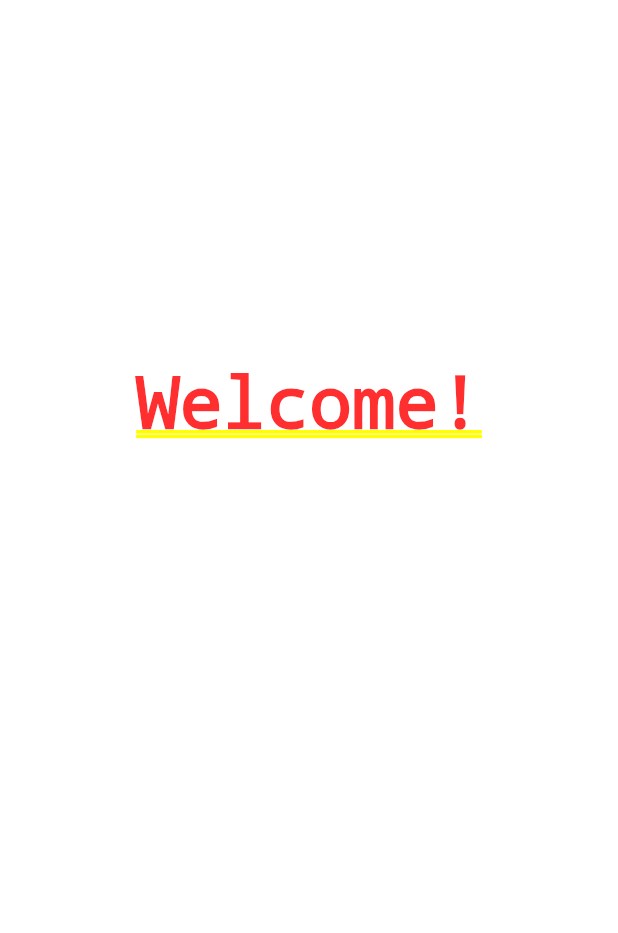
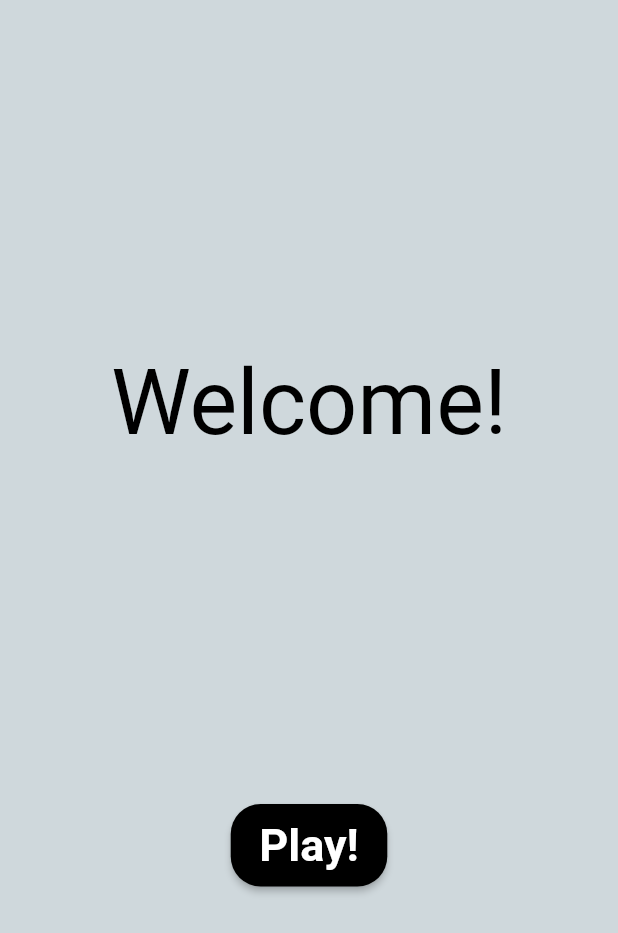
Before and after one commit to dextermaher/tic_tac_toe, a Flutter app: the screen it shows after launch, on a phone screen of 412 x 824 dp. Shown: the top 933 px of the screen. Run offline on Flutter 3.47's test engine with Material 2 defaults, Android fonts, the phone set to English and light mode, and no system bars.

Commit message:
fixed bug with screen being black, cleaned up code

```diff
--- a/lib/initial_screen.dart
+++ b/lib/initial_screen.dart
@@ -4,16 +4,33 @@ class WelcomeScreen extends StatelessWidget {
   static const routeName = '/';
   @override
   Widget build(BuildContext context) {
-    return Container(
+    return Scaffold(
+      backgroundColor: Colors.blueGrey[100],
+      body: Container(
         child: SafeArea(
+          child: Center(
             child: Column(
               mainAxisAlignment: MainAxisAlignment.spaceEvenly,
               children: [
-            Text('Welcome!'),
-            FlatButton(
+                Text(
+                  'Welcome!',
+                  style: TextStyle(color: Colors.black, fontSize: 60),
+                ),
+                RaisedButton(
+                  shape: RoundedRectangleBorder(
+                    borderRadius: BorderRadius.circular(20),
+                  ),
+                  color: Colors.black,
+                  child: Container(
+                    padding: EdgeInsets.fromLTRB(3, 10, 3, 10),
                     child: Text(
                       'Play!',
-                style: TextStyle(color: Colors.white, fontSize: 30),
+                      style: TextStyle(
+                        color: Colors.white,
+                        fontSize: 30,
+                        fontWeight: FontWeight.bold,
+                      ),
+                    ),
                   ),
                   onPressed: () {
                     Navigator.pushNamed(context, '/play');
@@ -22,6 +39,8 @@ class WelcomeScreen extends StatelessWidget {
               ],
             ),
           ),
+        ),
+      ),
     );
   }
 }
```
Also changed, not shown: lib/screen.dart (+25 -58 lines), lib/win_screen.dart (+20 -3 lines). Lines whose indentation alone changed are shown as unchanged.
